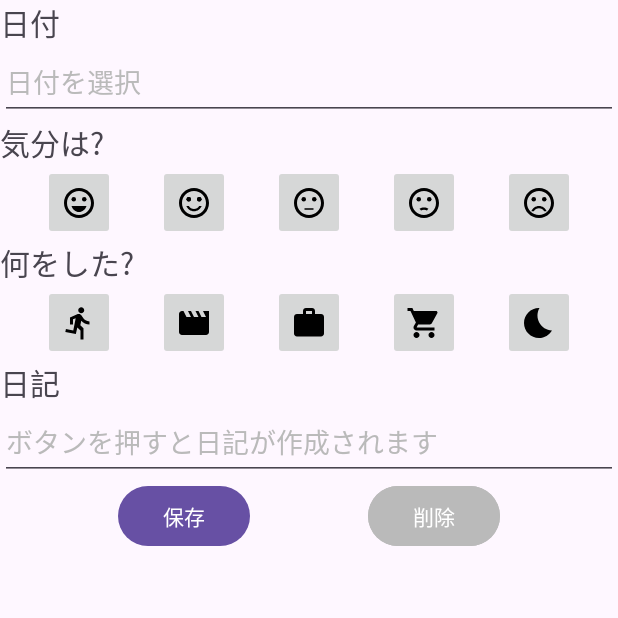
After one commit to haldomae/android_diary, an Android app: the EditActivity screen opened directly, with no data from a screen before it, on a phone screen of 412 x 824 dp, the top half of it. The commit adds this screen. Run offline under Robolectric (Android 15) with nearby library versions, the phone set to English and light mode, and no system bars.

Commit message:
日記追加画面を追加

```diff
--- a/app/src/main/AndroidManifest.xml
+++ b/app/src/main/AndroidManifest.xml
@@ -13,6 +13,9 @@
         android:theme="@style/Theme.Diary"
         tools:targetApi="31">
         <activity
+            android:name=".EditActivity"
+            android:exported="false" />
+        <activity
             android:name=".MainActivity"
             android:exported="true">
             <intent-filter>
--- /dev/null
+++ b/app/src/main/java/com/hal_domae/diary/EditActivity.kt
@@ -0,0 +1,20 @@
+package com.hal_domae.diary
+
+import android.os.Bundle
+import androidx.activity.enableEdgeToEdge
+import androidx.appcompat.app.AppCompatActivity
+import androidx.core.view.ViewCompat
+import androidx.core.view.WindowInsetsCompat
+
+class EditActivity : AppCompatActivity() {
+    override fun onCreate(savedInstanceState: Bundle?) {
+        super.onCreate(savedInstanceState)
+        enableEdgeToEdge()
+        setContentView(R.layout.activity_edit)
+        ViewCompat.setOnApplyWindowInsetsListener(findViewById(R.id.main)) { v, insets ->
+            val systemBars = insets.getInsets(WindowInsetsCompat.Type.systemBars())
+            v.setPadding(systemBars.left, systemBars.top, systemBars.right, systemBars.bottom)
+            insets
+        }
+    }
+}
--- /dev/null
+++ b/app/src/main/res/drawable/baseline_bedtime_24.xml
@@ -0,0 +1,5 @@
+<vector android:height="24dp" android:tint="#000000"
+    android:viewportHeight="24" android:viewportWidth="24"
+    android:width="24dp" xmlns:android="http://schemas.android.com/apk/res/android">
+    <path android:fillColor="@android:color/white" android:pathData="M12.34,2.02C6.59,1.82 2,6.42 2,12c0,5.52 4.48,10 10,10c3.71,0 6.93,-2.02 8.66,-5.02C13.15,16.73 8.57,8.55 12.34,2.02z"/>
+</vector>
--- /dev/null
+++ b/app/src/main/res/drawable/baseline_directions_run_24.xml
@@ -0,0 +1,5 @@
+<vector android:autoMirrored="true" android:height="24dp"
+    android:tint="#000000" android:viewportHeight="24"
+    android:viewportWidth="24" android:width="24dp" xmlns:android="http://schemas.android.com/apk/res/android">
+    <path android:fillColor="@android:color/white" android:pathData="M13.49,5.48c1.1,0 2,-0.9 2,-2s-0.9,-2 -2,-2 -2,0.9 -2,2 0.9,2 2,2zM9.89,19.38l1,-4.4 2.1,2v6h2v-7.5l-2.1,-2 0.6,-3c1.3,1.5 3.3,2.5 5.5,2.5v-2c-1.9,0 -3.5,-1 -4.3,-2.4l-1,-1.6c-0.4,-0.6 -1,-1 -1.7,-1 -0.3,0 -0.5,0.1 -0.8,0.1l-5.2,2.2v4.7h2v-3.4l1.8,-0.7 -1.6,8.1 -4.9,-1 -0.4,2 7,1.4z"/>
+</vector>
--- /dev/null
+++ b/app/src/main/res/drawable/baseline_movie_24.xml
@@ -0,0 +1,5 @@
+<vector android:height="24dp" android:tint="#000000"
+    android:viewportHeight="24" android:viewportWidth="24"
+    android:width="24dp" xmlns:android="http://schemas.android.com/apk/res/android">
+    <path android:fillColor="@android:color/white" android:pathData="M18,4l2,4h-3l-2,-4h-2l2,4h-3l-2,-4H8l2,4H7L5,4H4c-1.1,0 -1.99,0.9 -1.99,2L2,18c0,1.1 0.9,2 2,2h16c1.1,0 2,-0.9 2,-2V4h-4z"/>
+</vector>
--- /dev/null
+++ b/app/src/main/res/drawable/baseline_sentiment_dissatisfied_24.xml
@@ -0,0 +1,7 @@
+<vector android:height="24dp" android:tint="#000000"
+    android:viewportHeight="24" android:viewportWidth="24"
+    android:width="24dp" xmlns:android="http://schemas.android.com/apk/res/android">
+    <path android:fillColor="@android:color/white" android:pathData="M15.5,9.5m-1.5,0a1.5,1.5 0,1 1,3 0a1.5,1.5 0,1 1,-3 0"/>
+    <path android:fillColor="@android:color/white" android:pathData="M8.5,9.5m-1.5,0a1.5,1.5 0,1 1,3 0a1.5,1.5 0,1 1,-3 0"/>
+    <path android:fillColor="@android:color/white" android:pathData="M11.99,2C6.47,2 2,6.48 2,12s4.47,10 9.99,10C17.52,22 22,17.52 22,12S17.52,2 11.99,2zM12,20c-4.42,0 -8,-3.58 -8,-8s3.58,-8 8,-8 8,3.58 8,8 -3.58,8 -8,8zM12,16.5c0.73,0 1.39,0.19 1.97,0.53 0.12,-0.14 0.86,-0.98 1.01,-1.14 -0.85,-0.56 -1.87,-0.89 -2.98,-0.89 -1.11,0 -2.13,0.33 -2.99,0.88 0.97,1.09 0.01,0.02 1.01,1.14 0.59,-0.33 1.25,-0.52 1.98,-0.52z"/>
+</vector>
--- /dev/null
+++ b/app/src/main/res/drawable/baseline_sentiment_neutral_24.xml
@@ -0,0 +1,8 @@
+<vector android:height="24dp" android:tint="#000000"
+    android:viewportHeight="24" android:viewportWidth="24"
+    android:width="24dp" xmlns:android="http://schemas.android.com/apk/res/android">
+    <path android:fillColor="@android:color/white" android:pathData="M9,15.5h6v1H9v-1z"/>
+    <path android:fillColor="@android:color/white" android:pathData="M15.5,9.5m-1.5,0a1.5,1.5 0,1 1,3 0a1.5,1.5 0,1 1,-3 0"/>
+    <path android:fillColor="@android:color/white" android:pathData="M8.5,9.5m-1.5,0a1.5,1.5 0,1 1,3 0a1.5,1.5 0,1 1,-3 0"/>
+    <path android:fillColor="@android:color/white" android:pathData="M11.99,2C6.47,2 2,6.48 2,12s4.47,10 9.99,10C17.52,22 22,17.52 22,12S17.52,2 11.99,2zM12,20c-4.42,0 -8,-3.58 -8,-8s3.58,-8 8,-8 8,3.58 8,8 -3.58,8 -8,8z"/>
+</vector>
--- /dev/null
+++ b/app/src/main/res/drawable/baseline_sentiment_satisfied_alt_24.xml
@@ -0,0 +1,9 @@
+<vector android:height="24dp" android:tint="#000000"
+    android:viewportHeight="24" android:viewportWidth="24"
+    android:width="24dp" xmlns:android="http://schemas.android.com/apk/res/android">
+    <path android:fillColor="@android:color/white" android:pathData="M15.5,9.5m-1.5,0a1.5,1.5 0,1 1,3 0a1.5,1.5 0,1 1,-3 0"/>
+    <path android:fillColor="@android:color/white" android:pathData="M8.5,9.5m-1.5,0a1.5,1.5 0,1 1,3 0a1.5,1.5 0,1 1,-3 0"/>
+    <path android:fillColor="@android:color/white" android:pathData="M15.5,9.5m-1.5,0a1.5,1.5 0,1 1,3 0a1.5,1.5 0,1 1,-3 0"/>
+    <path android:fillColor="@android:color/white" android:pathData="M8.5,9.5m-1.5,0a1.5,1.5 0,1 1,3 0a1.5,1.5 0,1 1,-3 0"/>
+    <path android:fillColor="@android:color/white" android:pathData="M11.99,2C6.47,2 2,6.48 2,12s4.47,10 9.99,10C17.52,22 22,17.52 22,12S17.52,2 11.99,2zM12,20c-4.42,0 -8,-3.58 -8,-8s3.58,-8 8,-8 8,3.58 8,8 -3.58,8 -8,8zM12,17.5c2.33,0 4.32,-1.45 5.12,-3.5h-1.67c-0.69,1.19 -1.97,2 -3.45,2s-2.75,-0.81 -3.45,-2L6.88,14c0.8,2.05 2.79,3.5 5.12,3.5z"/>
+</vector>
--- /dev/null
+++ b/app/src/main/res/drawable/baseline_sentiment_very_dissatisfied_24.xml
@@ -0,0 +1,7 @@
+<vector android:height="24dp" android:tint="#000000"
+    android:viewportHeight="24" android:viewportWidth="24"
+    android:width="24dp" xmlns:android="http://schemas.android.com/apk/res/android">
+    <path android:fillColor="@android:color/white" android:pathData="M15.5,9.5m-1.5,0a1.5,1.5 0,1 1,3 0a1.5,1.5 0,1 1,-3 0"/>
+    <path android:fillColor="@android:color/white" android:pathData="M8.5,9.5m-1.5,0a1.5,1.5 0,1 1,3 0a1.5,1.5 0,1 1,-3 0"/>
+    <path android:fillColor="@android:color/white" android:pathData="M11.99,2C6.47,2 2,6.48 2,12s4.47,10 9.99,10C17.52,22 22,17.52 22,12S17.52,2 11.99,2zM12,20c-4.42,0 -8,-3.58 -8,-8s3.58,-8 8,-8 8,3.58 8,8 -3.58,8 -8,8zM12,14c-2.33,0 -4.32,1.45 -5.12,3.5h1.67c0.69,-1.19 1.97,-2 3.45,-2s2.75,0.81 3.45,2h1.67c-0.8,-2.05 -2.79,-3.5 -5.12,-3.5z"/>
+</vector>
--- /dev/null
+++ b/app/src/main/res/drawable/baseline_sentiment_very_satisfied_24.xml
@@ -0,0 +1,7 @@
+<vector android:height="24dp" android:tint="#000000"
+    android:viewportHeight="24" android:viewportWidth="24"
+    android:width="24dp" xmlns:android="http://schemas.android.com/apk/res/android">
+    <path android:fillColor="@android:color/white" android:pathData="M15.5,9.5m-1.5,0a1.5,1.5 0,1 1,3 0a1.5,1.5 0,1 1,-3 0"/>
+    <path android:fillColor="@android:color/white" android:pathData="M8.5,9.5m-1.5,0a1.5,1.5 0,1 1,3 0a1.5,1.5 0,1 1,-3 0"/>
+    <path android:fillColor="@android:color/white" android:pathData="M11.99,2C6.47,2 2,6.48 2,12s4.47,10 9.99,10C17.52,22 22,17.52 22,12S17.52,2 11.99,2zM12,20c-4.42,0 -8,-3.58 -8,-8s3.58,-8 8,-8 8,3.58 8,8 -3.58,8 -8,8zM7,14c0.78,2.34 2.72,4 5,4s4.22,-1.66 5,-4L7,14z"/>
+</vector>
--- /dev/null
+++ b/app/src/main/res/drawable/baseline_shopping_cart_24.xml
@@ -0,0 +1,5 @@
+<vector android:height="24dp" android:tint="#000000"
+    android:viewportHeight="24" android:viewportWidth="24"
+    android:width="24dp" xmlns:android="http://schemas.android.com/apk/res/android">
+    <path android:fillColor="@android:color/white" android:pathData="M7,18c-1.1,0 -1.99,0.9 -1.99,2S5.9,22 7,22s2,-0.9 2,-2 -0.9,-2 -2,-2zM1,2v2h2l3.6,7.59 -1.35,2.45c-0.16,0.28 -0.25,0.61 -0.25,0.96 0,1.1 0.9,2 2,2h12v-2L7.42,15c-0.14,0 -0.25,-0.11 -0.25,-0.25l0.03,-0.12 0.9,-1.63h7.45c0.75,0 1.41,-0.41 1.75,-1.03l3.58,-6.49c0.08,-0.14 0.12,-0.31 0.12,-0.48 0,-0.55 -0.45,-1 -1,-1L5.21,4l-0.94,-2L1,2zM17,18c-1.1,0 -1.99,0.9 -1.99,2s0.89,2 1.99,2 2,-0.9 2,-2 -0.9,-2 -2,-2z"/>
+</vector>
--- /dev/null
+++ b/app/src/main/res/drawable/baseline_work_24.xml
@@ -0,0 +1,5 @@
+<vector android:height="24dp" android:tint="#000000"
+    android:viewportHeight="24" android:viewportWidth="24"
+    android:width="24dp" xmlns:android="http://schemas.android.com/apk/res/android">
+    <path android:fillColor="@android:color/white" android:pathData="M20,6h-4L16,4c0,-1.11 -0.89,-2 -2,-2h-4c-1.11,0 -2,0.89 -2,2v2L4,6c-1.11,0 -1.99,0.89 -1.99,2L2,19c0,1.11 0.89,2 2,2h16c1.11,0 2,-0.89 2,-2L22,8c0,-1.11 -0.89,-2 -2,-2zM14,6h-4L10,4h4v2z"/>
+</vector>
--- /dev/null
+++ b/app/src/main/res/layout/activity_edit.xml
@@ -0,0 +1,190 @@
+<?xml version="1.0" encoding="utf-8"?>
+<androidx.constraintlayout.widget.ConstraintLayout xmlns:android="http://schemas.android.com/apk/res/android"
+    xmlns:app="http://schemas.android.com/apk/res-auto"
+    xmlns:tools="http://schemas.android.com/tools"
+    android:id="@+id/main"
+    android:layout_width="match_parent"
+    android:layout_height="match_parent"
+    tools:context=".EditActivity">
+    <androidx.constraintlayout.widget.ConstraintLayout
+        android:id="@+id/select_date_area"
+        style="@style/area_style"
+        app:layout_constraintTop_toTopOf="parent"
+        app:layout_constraintStart_toStartOf="parent"
+        app:layout_constraintEnd_toEndOf="parent">
+        <TextView
+            android:id="@+id/edit_date_title"
+            style="@style/edit_item_style"
+            android:text="@string/edit_date_title"
+            app:layout_constraintTop_toTopOf="parent"
+            app:layout_constraintBottom_toTopOf="@id/select_date"
+            app:layout_constraintStart_toStartOf="parent" />
+
+        <EditText
+            android:id="@+id/select_date"
+            style="@style/edit_input_style"
+            android:hint="@string/hint_date"
+            android:importantForAutofill="no"
+            app:layout_constraintTop_toBottomOf="@id/edit_date_title"
+            app:layout_constraintBottom_toBottomOf="parent"
+            app:layout_constraintStart_toStartOf="parent"
+            app:layout_constraintEnd_toEndOf="parent"/>
+    </androidx.constraintlayout.widget.ConstraintLayout>
+    <androidx.constraintlayout.widget.ConstraintLayout
+        android:id="@+id/select_feel_area"
+        style="@style/area_style"
+        app:layout_constraintTop_toBottomOf="@id/select_date_area"
+        app:layout_constraintStart_toStartOf="parent"
+        app:layout_constraintEnd_toEndOf="parent">
+        <TextView
+            android:id="@+id/select_feel_title"
+            style="@style/edit_item_style"
+            android:text="@string/select_feel_title"
+            app:layout_constraintTop_toTopOf="parent"
+            app:layout_constraintStart_toStartOf="parent"/>
+        <ImageButton
+            android:id="@+id/feel_great"
+            android:src="@drawable/baseline_sentiment_very_satisfied_24"
+            android:contentDescription="@null"
+            style="@style/icon_button"
+            app:layout_constraintTop_toBottomOf="@id/select_feel_title"
+            app:layout_constraintStart_toStartOf="parent"
+            app:layout_constraintEnd_toStartOf="@id/feel_good"/>
+        <ImageButton
+            android:id="@+id/feel_good"
+            android:src="@drawable/baseline_sentiment_satisfied_alt_24"
+            android:contentDescription="@null"
+            style="@style/icon_button"
+            app:layout_constraintTop_toBottomOf="@id/select_feel_title"
+            app:layout_constraintStart_toEndOf="@id/feel_great"
+            app:layout_constraintEnd_toStartOf="@id/feel_normal"/>
+
+        <ImageButton
+            android:id="@+id/feel_normal"
+            android:src="@drawable/baseline_sentiment_neutral_24"
+            android:contentDescription="@null"
+            style="@style/icon_button"
+            app:layout_constraintTop_toBottomOf="@id/select_feel_title"
+            app:layout_constraintStart_toEndOf="@id/feel_good"
+            app:layout_constraintEnd_toStartOf="@id/feel_bad"/>
+
+        <ImageButton
+            android:id="@+id/feel_bad"
+            android:src="@drawable/baseline_sentiment_dissatisfied_24"
+            android:contentDescription="@null"
+            style="@style/icon_button"
+            app:layout_constraintTop_toBottomOf="@id/select_feel_title"
+            app:layout_constraintStart_toEndOf="@id/feel_normal"
+            app:layout_constraintEnd_toStartOf="@id/feel_awful"/>
+
+        <ImageButton
+            android:id="@+id/feel_awful"
+            android:src="@drawable/baseline_sentiment_very_dissatisfied_24"
+            android:contentDescription="@null"
+            style="@style/icon_button"
+            app:layout_constraintTop_toBottomOf="@id/select_feel_title"
+            app:layout_constraintStart_toEndOf="@id/feel_bad"
+            app:layout_constraintEnd_toEndOf="parent"/>
+
+    </androidx.constraintlayout.widget.ConstraintLayout>
+    <androidx.constraintlayout.widget.ConstraintLayout
+        android:id="@+id/select_action_area"
+        style="@style/area_style"
+        app:layout_constraintTop_toBottomOf="@id/select_feel_area"
+        app:layout_constraintStart_toStartOf="parent"
+        app:layout_constraintEnd_toEndOf="parent">
+        <TextView
+            android:id="@+id/select_action_title"
+            style="@style/edit_item_style"
+            android:text="@string/select_action_title"
+            app:layout_constraintTop_toTopOf="parent"
+            app:layout_constraintStart_toStartOf="parent"/>
+        <ImageButton
+            android:id="@+id/action_directions_run"
+            android:src="@drawable/baseline_directions_run_24"
+            android:contentDescription="@null"
+            style="@style/icon_button"
+            app:layout_constraintTop_toBottomOf="@id/select_action_title"
+            app:layout_constraintStart_toStartOf="parent"
+            app:layout_constraintEnd_toStartOf="@id/action_movie"/>
+        <ImageButton
+            android:id="@+id/action_movie"
+            android:src="@drawable/baseline_movie_24"
+            android:contentDescription="@null"
+            style="@style/icon_button"
+            app:layout_constraintTop_toBottomOf="@id/select_action_title"
+            app:layout_constraintStart_toEndOf="@id/action_directions_run"
+            app:layout_constraintEnd_toStartOf="@id/action_work"/>
+        <ImageButton
+            android:id="@+id/action_work"
+            android:src="@drawable/baseline_work_24"
+            android:contentDescription="@null"
+            style="@style/icon_button"
+            app:layout_constraintTop_toBottomOf="@id/select_action_title"
+            app:layout_constraintStart_toEndOf="@id/action_movie"
+            app:layout_constraintEnd_toStartOf="@id/action_shopping"/>
+        <ImageButton
+            android:id="@+id/action_shopping"
+            android:src="@drawable/baseline_shopping_cart_24"
+            android:contentDescription="@null"
+            style="@style/icon_button"
+            app:layout_constraintTop_toBottomOf="@id/select_action_title"
+            app:layout_constraintStart_toEndOf="@id/action_work"
+            app:layout_constraintEnd_toStartOf="@id/action_bedtime"/>
+        <ImageButton
+            android:id="@+id/action_bedtime"
+            android:src="@drawable/baseline_bedtime_24"
+            android:contentDescription="@null"
+            style="@style/icon_button"
+            app:layout_constraintTop_toBottomOf="@id/select_action_title"
+            app:layout_constraintStart_toEndOf="@id/action_shopping"
+            app:layout_constraintEnd_toEndOf="parent"/>
+    </androidx.constraintlayout.widget.ConstraintLayout>
+    <androidx.constraintlayout.widget.ConstraintLayout
+        android:id="@+id/input_diary_area"
+        style="@style/area_style"
+        app:layout_constraintTop_toBottomOf="@id/select_action_area"
+        app:layout_constraintStart_toStartOf="parent"
+        app:layout_constraintEnd_toEndOf="parent">
+        <TextView
+            android:id="@+id/input_diary_title"
+            style="@style/edit_item_style"
+            android:text="@string/input_diary_title"
+            app:layout_constraintTop_toTopOf="parent"
+            app:layout_constraintBottom_toTopOf="@id/input_diary"
+            app:layout_constraintStart_toStartOf="parent" />
+
+        <EditText
+            android:id="@+id/input_diary"
+            style="@style/edit_input_style"
+            android:hint="@string/hint_diary"
+            android:importantForAutofill="no"
+            app:layout_constraintTop_toBottomOf="@id/input_diary_title"
+            app:layout_constraintBottom_toBottomOf="parent"
+            app:layout_constraintStart_toStartOf="parent"
+            app:layout_constraintEnd_toEndOf="parent"/>
+    </androidx.constraintlayout.widget.ConstraintLayout>
+    <androidx.constraintlayout.widget.ConstraintLayout
+        style="@style/area_style"
+        app:layout_constraintTop_toBottomOf="@id/input_diary_area"
+        app:layout_constraintStart_toStartOf="parent"
+        app:layout_constraintEnd_toEndOf="parent">
+        <Button
+            android:id="@+id/save_button"
+            android:text="@string/save_button"
+            style="@style/edit_button"
+            app:layout_constraintTop_toTopOf="parent"
+            app:layout_constraintBottom_toBottomOf="parent"
+            app:layout_constraintStart_toStartOf="parent"
+            app:layout_constraintEnd_toStartOf="@id/delete_button"/>
+        <Button
+            android:id="@+id/delete_button"
+            android:text="@string/delete_button"
+            style="@style/edit_button"
+            android:backgroundTint="@color/gray"
+            app:layout_constraintTop_toTopOf="parent"
+            app:layout_constraintBottom_toBottomOf="parent"
+            app:layout_constraintStart_toEndOf="@id/save_button"
+            app:layout_constraintEnd_toEndOf="parent"/>
+    </androidx.constraintlayout.widget.ConstraintLayout>
+</androidx.constraintlayout.widget.ConstraintLayout>
--- a/app/src/main/res/values/colors.xml
+++ b/app/src/main/res/values/colors.xml
@@ -2,4 +2,5 @@
 <resources>
     <color name="black">#FF000000</color>
     <color name="white">#FFFFFFFF</color>
+    <color name="gray">#FFBABABA</color>
 </resources>
--- a/app/src/main/res/values/strings.xml
+++ b/app/src/main/res/values/strings.xml
@@ -6,4 +6,14 @@
     <!-- 一覧内アイテム -->
     <string name="default_date">2024/01/01</string>
     <string name="default_text">ここにテキストが入ります</string>
+
+    <!-- 追加 -->
+    <string name="edit_date_title">日付</string>
+    <string name="hint_date">日付を選択</string>
+    <string name="select_feel_title">気分は?</string>
+    <string name="select_action_title">何をした?</string>
+    <string name="input_diary_title">日記</string>
+    <string name="hint_diary">ボタンを押すと日記が作成されます</string>
+    <string name="save_button">保存</string>
+    <string name="delete_button">削除</string>
 </resources>
--- /dev/null
+++ b/app/src/main/res/values/style.xml
@@ -0,0 +1,30 @@
+<?xml version="1.0" encoding="utf-8"?>
+<resources xmlns:tools="http://schemas.android.com/tools">
+    <style name="area_style">
+        <item name="android:layout_width">match_parent</item>
+        <item name="android:layout_height">wrap_content</item>
+    </style>
+    <style name="edit_item_style">
+        <item name="android:layout_width">wrap_content</item>
+        <item name="android:layout_height">wrap_content</item>
+        <item name="android:textSize">20sp</item>
+    </style>
+
+    <style name="edit_input_style">
+        <item name="android:layout_width">match_parent</item>
+        <item name="android:layout_height">50dp</item>
+        <item name="android:textColorHint">@color/gray</item>
+        <item name="android:focusableInTouchMode">false</item>
+        <item name="android:inputType">date</item>
+    </style>
+
+    <style name="icon_button">
+        <item name="android:layout_width">wrap_content</item>
+        <item name="android:layout_height">50dp</item>
+    </style>
+
+    <style name="edit_button">
+        <item name="android:layout_width">wrap_content</item>
+        <item name="android:layout_height">wrap_content</item>
+    </style>
+</resources>
```
